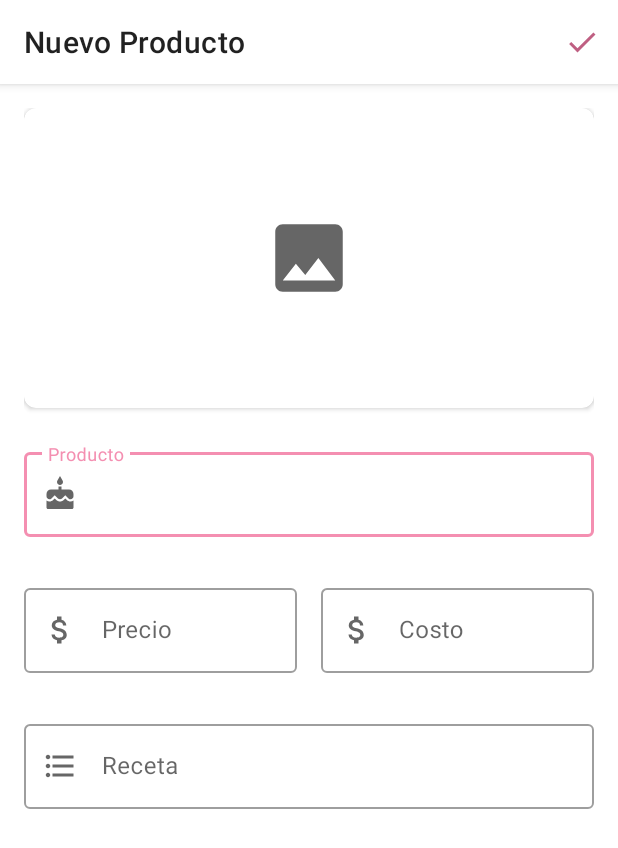
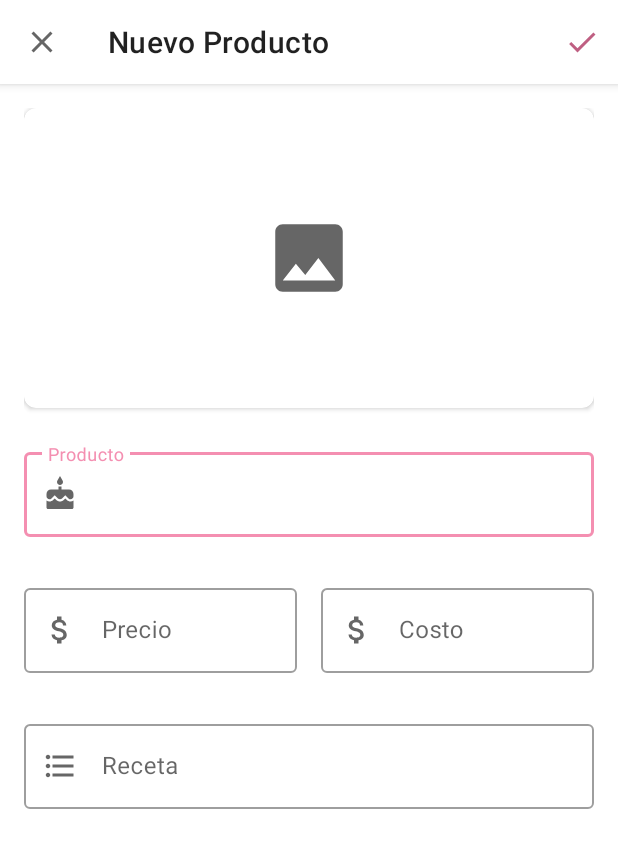
Before and after one commit to eormeno12/Miskiatty, an Android app: the ProductAddActivity screen opened directly, with no data from a screen before it, on a phone screen of 412 x 824 dp. Shown: the top 848 px of the screen. Run offline under Robolectric (Android 15) with nearby library versions, the phone set to English and light mode, and no system bars; our stand-ins replace data binding.

Commit message:
Implementación del flujo de navegación a través de los diferentes toolbar (add y product details).

```diff
--- a/app/src/main/java/com/listen/to/miskiatty/view/ui/products/ProductAddActivity.kt
+++ b/app/src/main/java/com/listen/to/miskiatty/view/ui/products/ProductAddActivity.kt
@@ -2,11 +2,47 @@ package com.listen.to.miskiatty.view.ui.products
 
 import androidx.appcompat.app.AppCompatActivity
 import android.os.Bundle
+import android.view.Menu
+import android.view.View
+import androidx.appcompat.widget.Toolbar
 import com.listen.to.miskiatty.R
+import com.listen.to.miskiatty.databinding.ActivityProductAddBinding
+import com.listen.to.miskiatty.generated.callback.OnClickListener
 
 class ProductAddActivity : AppCompatActivity() {
+
+    private lateinit var binding: ActivityProductAddBinding
+    lateinit var toolbar: Toolbar
+
     override fun onCreate(savedInstanceState: Bundle?) {
         super.onCreate(savedInstanceState)
-        setContentView(R.layout.activity_product_add)
+        binding = ActivityProductAddBinding.inflate(layoutInflater)
+        setContentView(binding.root)
+        setUpToolbar()
+    }
+
+    private fun setUpToolbar(){
+        toolbar = binding.toolbarProductAdd
+        toolbarNavigationOnClickListener()
+        toolbarItemOnClickListener()
+    }
+
+    private fun toolbarNavigationOnClickListener(){
+        toolbar.setNavigationOnClickListener {
+            onBackPressed()
+        }
+    }
+
+    private fun toolbarItemOnClickListener(){
+        toolbar.setOnMenuItemClickListener { menu ->
+            when(menu.itemId){
+                R.id.confirm_product -> {
+                    onBackPressed()
+                    true
+                }
+
+                else -> false
+            }
+        }
     }
 }
--- /dev/null
+++ b/app/src/main/res/drawable/ic_baseline_close_24.xml
@@ -0,0 +1,10 @@
+<vector xmlns:android="http://schemas.android.com/apk/res/android"
+    android:width="24dp"
+    android:height="24dp"
+    android:viewportWidth="24"
+    android:viewportHeight="24"
+    android:tint="?attr/colorControlNormal">
+  <path
+      android:fillColor="@android:color/white"
+      android:pathData="M19,6.41L17.59,5 12,10.59 6.41,5 5,6.41 10.59,12 5,17.59 6.41,19 12,13.41 17.59,19 19,17.59 13.41,12z"/>
+</vector>
--- a/app/src/main/res/layout/activity_product_add.xml
+++ b/app/src/main/res/layout/activity_product_add.xml
@@ -18,11 +18,13 @@
             android:layout_height="wrap_content"
             android:elevation="8dp">
 
-            <androidx.appcompat.widget.Toolbar
+            <com.google.android.material.appbar.MaterialToolbar
+                android:id="@+id/toolbar_product_add"
                 android:layout_width="match_parent"
                 android:layout_height="?attr/actionBarSize"
                 android:background="@color/white"
                 app:title="Nuevo Producto"
+                app:navigationIcon="@drawable/ic_baseline_close_24"
                 style="@style/ThemeOverlay.MaterialComponents.Toolbar.Primary"
                 app:menu="@menu/menu_product_add" />
 
@@ -66,7 +68,7 @@
                     <com.google.android.material.textfield.TextInputEditText
                         android:layout_width="match_parent"
                         android:layout_height="wrap_content"
-                        android:inputType="textEmailAddress"
+                        android:inputType="text"
                         android:lines="1" />
 
                 </com.google.android.material.textfield.TextInputLayout>
--- a/app/src/main/res/layout/activity_product_details.xml
+++ b/app/src/main/res/layout/activity_product_details.xml
@@ -18,11 +18,13 @@
             android:layout_height="wrap_content"
             android:elevation="8dp">
 
-            <androidx.appcompat.widget.Toolbar
+            <com.google.android.material.appbar.MaterialToolbar
+                android:id="@+id/toolbar_product_details"
                 android:layout_width="match_parent"
                 android:layout_height="?attr/actionBarSize"
                 android:background="@color/white"
                 app:title="Producto"
+                app:navigationIcon="@drawable/ic_baseline_arrow_back_24"
                 style="@style/ThemeOverlay.MaterialComponents.Toolbar.Primary"
                 app:menu="@menu/menu_product_details" />
 
--- a/app/src/main/res/layout/fragment_products.xml
+++ b/app/src/main/res/layout/fragment_products.xml
@@ -26,7 +26,8 @@
                     android:layout_height="wrap_content"
                     android:elevation="8dp">
 
-                    <androidx.appcompat.widget.Toolbar
+                    <com.google.android.material.appbar.MaterialToolbar
+                        android:id="@+id/toolbar_products"
                         android:layout_width="match_parent"
                         android:layout_height="?attr/actionBarSize"
                         android:background="@color/white"
```
Also changed, not shown: app/src/main/java/com/listen/to/miskiatty/view/ui/products/ProductDetailsActivity.kt (+34 -1 lines), app/src/main/java/com/listen/to/miskiatty/view/ui/products/ProductsFragment.kt (+20 -1 lines), app/src/main/res/drawable/ic_baseline_arrow_back_24.xml (added, +11 -0 lines).
